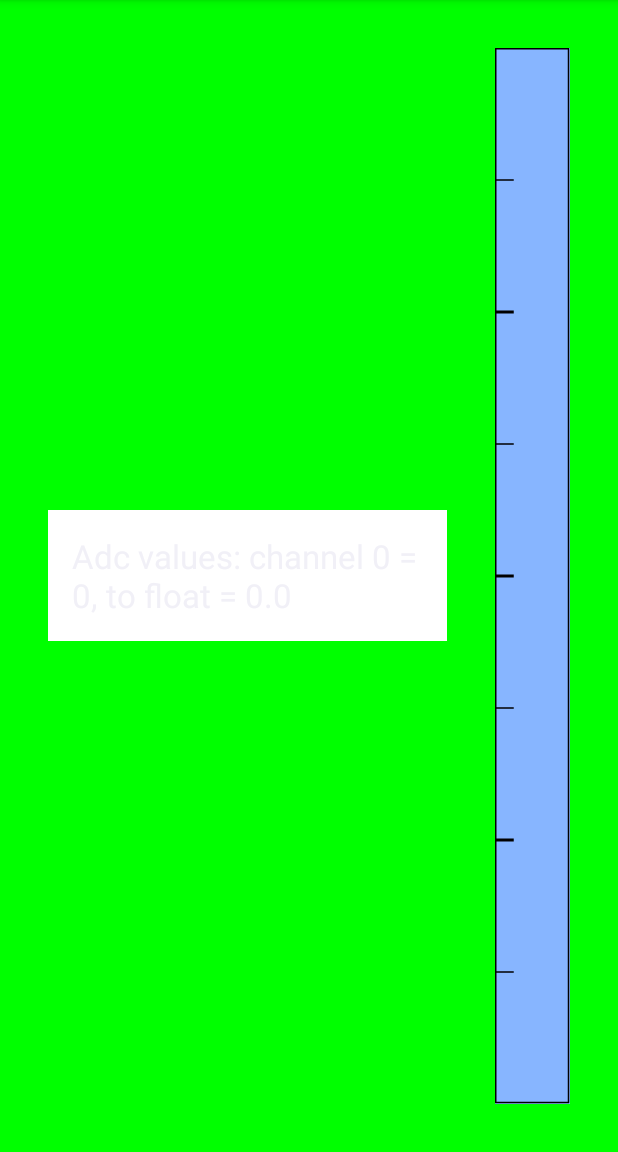
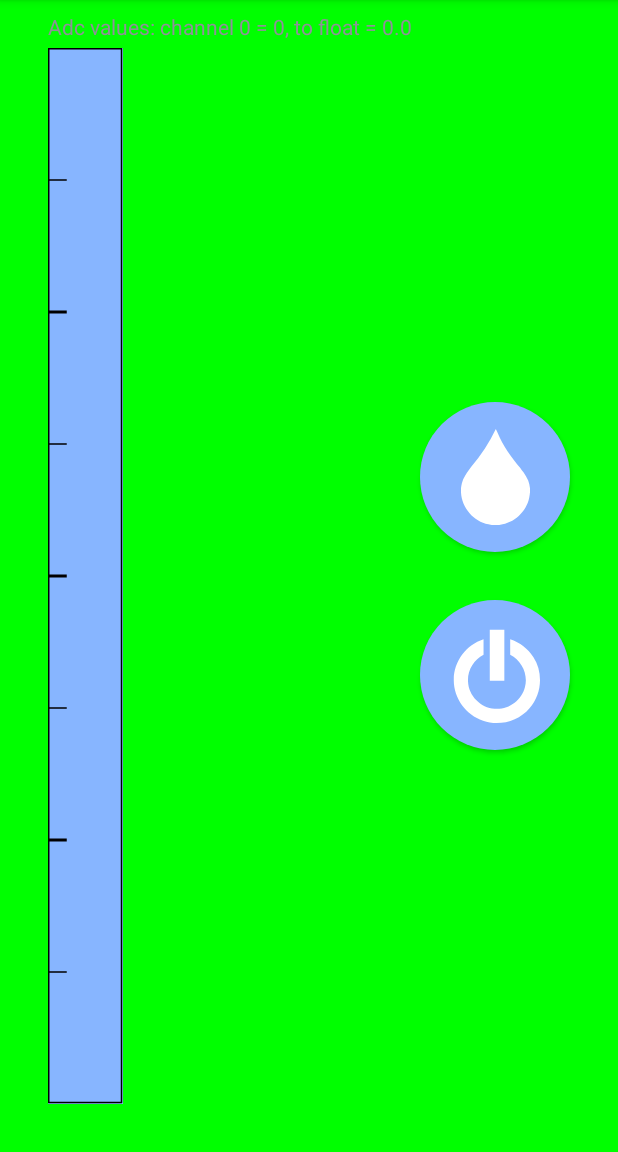
Before and after one commit to redwarp/AndroidThingsDemo, an Android app: the screen it shows after launch (HomeActivity), on a phone screen of 412 x 824 dp, the part 84-1236 px from its top. Run offline under Robolectric (Android 15) with nearby library versions, the phone set to English and light mode, and no system bars; libraries missing offline, so code that uses them is left out: com.google.android.things; 27 statements that could not run were skipped.

Commit message:
Add a few assets

```diff
--- a/app/build.gradle
+++ b/app/build.gradle
@@ -39,7 +39,6 @@ android {
 dependencies {
     provided 'com.google.android.things:androidthings:+'
     compile "org.jetbrains.kotlin:kotlin-stdlib-jre7:$kotlin_version"
+    compile "com.android.support:support-vector-drawable:26.0.0"
+
 }
-repositories {
-    mavenCentral()
-}
--- a/app/src/main/java/com/example/androidthings/peripherals/HomeActivity.kt
+++ b/app/src/main/java/com/example/androidthings/peripherals/HomeActivity.kt
@@ -25,7 +25,6 @@ import android.util.Log
 import android.view.View
 import android.widget.TextView
 import com.google.android.things.pio.Gpio
-import com.google.android.things.pio.GpioCallback
 import com.google.android.things.pio.PeripheralManagerService
 import java.io.IOException
 
--- /dev/null
+++ b/app/src/main/res/drawable/ic_ink_drop.xml
@@ -0,0 +1,4 @@
+<vector android:height="64dp" android:viewportHeight="745.0"
+    android:viewportWidth="541.0" android:width="46dp" xmlns:android="http://schemas.android.com/apk/res/android">
+    <path android:fillColor="#000000" android:pathData="m541,460l0,33c-2.2,6.1 -0.3,14.6 -3,21c-12.4,108 -104.8,206.1 -212,225c-10.9,4.3 -23.8,4.2 -35,6l-41,0c-11.2,-1.8 -24.1,-1.7 -35,-6c-115.6,-19.9 -209.7,-131.3 -215,-247l0,-34c3.7,-22.6 8.3,-46.1 17.3,-67.7c9,-17.4 18.3,-34.7 29,-51l34,-46c76.1,-90.4 142.6,-187.5 192.8,-293.3l13.8,29.3c41.4,100.9 106.7,190.1 178,274c7.7,11.3 16,22.3 25,33c13.4,20.6 26.5,41.4 37,64c7.2,19.1 11.7,39.7 14.2,59.7z"/>
+</vector>
--- /dev/null
+++ b/app/src/main/res/drawable/ic_power_button.xml
@@ -0,0 +1,9 @@
+<vector android:height="64dp" android:viewportHeight="231.29268"
+    android:viewportWidth="213.74028" android:width="59dp"
+    xmlns:aapt="http://schemas.android.com/aapt" xmlns:android="http://schemas.android.com/apk/res/android">
+    <path android:fillColor="#000000" android:fillType="evenOdd" android:pathData="m93.12,6.78c0,40.97 0,81.94 0,122.91 11.66,0 23.31,0 34.97,0 0,-40.97 0,-81.94 0,-122.91 -11.66,0 -23.31,0 -34.97,0z"/>
+    <path android:fillColor="#000000" android:fillType="evenOdd" android:pathData="m78.16,29.59c-41.6,12.95 -72.19,54.43 -71.47,98.12 -0.62,43.29 29.12,84.79 70.35,98.11 38.8,13.59 85.01,1.23 111.5,-30.35 29.5,-32.94 33.66,-85.31 9.49,-122.39 -12.81,-20.41 -32.95,-36.07 -55.88,-43.5 0,12.34 0,24.67 0,37.01 28.01,13.95 43.8,48.18 35.33,78.44 -7.62,31.79 -39.99,55.06 -72.57,51.9 -33.81,-1.91 -62.97,-31.81 -64.01,-65.66 -1.75,-26.46 13.73,-52.69 37.26,-64.68 -0,-12.34 0,-24.67 -0,-37.01z"/>
+    <path android:pathData="m93.12,7.78c0,25.92 0,51.85 0,77.77 2.33,-23.26 4.65,-46.53 6.98,-69.79 9.31,-2.66 18.61,-5.32 27.92,-7.98 -11.63,0 -23.26,0 -34.9,0z"/>
+    <path android:pathData="m142.47,66.57c-0.12,-12.05 -0.25,-24.11 -0.37,-36.16 10.2,1.31 27.93,12.45 30.14,15.88 -7.72,-2.04 -15.45,-4.08 -23.17,-6.12 -2.2,8.8 -4.4,17.61 -6.6,26.41z"/>
+    <path android:pathData="m79,45.68c-0.39,-5.23 -0.77,-10.46 -1.16,-15.68 -35.46,10.12 -62.71,41.93 -68.81,78.08 -6.67,34.51 5,72.3 31.34,95.9 -23.24,-28.17 -34.67,-67.82 -22.86,-103.24 8.71,-27.04 31.21,-53.81 61.49,-55.05z"/>
+</vector>
--- /dev/null
+++ b/app/src/main/res/drawable/round_background.xml
@@ -0,0 +1,5 @@
+<?xml version="1.0" encoding="utf-8"?>
+<shape xmlns:android="http://schemas.android.com/apk/res/android"
+    android:shape="oval">
+    <solid android:color="@color/water" />
+</shape>
--- a/app/src/main/res/layout/activity_home.xml
+++ b/app/src/main/res/layout/activity_home.xml
@@ -8,21 +8,49 @@
 
     <TextView
         android:id="@+id/spi_reading"
-        style="?android:attr/textAppearanceLarge"
+        style="?android:attr/textAppearanceSmall"
         android:layout_width="match_parent"
         android:layout_height="wrap_content"
-        android:layout_centerVertical="true"
-        android:layout_marginLeft="32dp"
-        android:layout_toLeftOf="@+id/water_level"
-        android:background="@android:color/white"
-        android:padding="16dp"
+        android:layout_marginStart="32dp"
+        android:layout_marginTop="8dp"
+        android:elevation="2dp"
         android:text="SPI reading" />
 
     <com.example.androidthings.peripherals.WaterLevelView
         android:id="@+id/water_level"
         android:layout_width="50dp"
         android:layout_height="match_parent"
-        android:layout_alignParentRight="true"
+        android:layout_alignParentStart="true"
         android:layout_margin="32dp"
         app:value="0.5" />
+
+    <ImageButton
+        android:id="@+id/start"
+        style="@style/Button.Round"
+        android:layout_width="100dp"
+        android:src="@drawable/ic_ink_drop"
+        android:layout_height="100dp"
+        android:tint="@android:color/white"
+        android:layout_above="@+id/separator"
+        android:layout_alignParentEnd="true"
+        android:layout_marginEnd="32dp" />
+
+    <View
+        android:id="@+id/separator"
+        android:layout_width="1dp"
+        android:layout_height="32dp"
+        android:layout_alignParentEnd="true"
+        android:layout_centerVertical="true" />
+
+    <ImageButton
+        android:id="@+id/stop"
+        style="@style/Button.Round"
+        android:src="@drawable/ic_power_button"
+        android:layout_width="100dp"
+        android:tint="@android:color/white"
+        android:layout_height="100dp"
+        android:layout_alignParentEnd="true"
+        android:layout_below="@+id/separator"
+        android:layout_marginEnd="32dp" />
+
 </RelativeLayout>
--- /dev/null
+++ b/app/src/main/res/values/styles.xml
@@ -0,0 +1,12 @@
+<?xml version="1.0" encoding="utf-8"?>
+<resources>
+
+    <style name="Button.Round" parent="">
+        <item name="android:elevation">2dp</item>
+        <item name="android:layout_marginTop">0dp</item>
+        <item name="android:layout_marginLeft">0dp</item>
+        <item name="android:layout_marginBottom">0dp</item>
+        <item name="android:layout_marginRight">0dp</item>
+        <item name="android:background">@drawable/round_background</item>
+    </style>
+</resources>
--- a/build.gradle
+++ b/build.gradle
@@ -18,6 +18,7 @@ buildscript {
     ext.kotlin_version = '1.1.60'
     repositories {
         jcenter()
+        google()
     }
     dependencies {
         classpath 'com.android.tools.build:gradle:3.0.0'
@@ -31,6 +32,7 @@ buildscript {
 allprojects {
     repositories {
         jcenter()
+        google()
     }
 }
 
```
Also changed, not shown: app/src/main/AndroidManifest.xml (+9 -9 lines), 2 other files.
